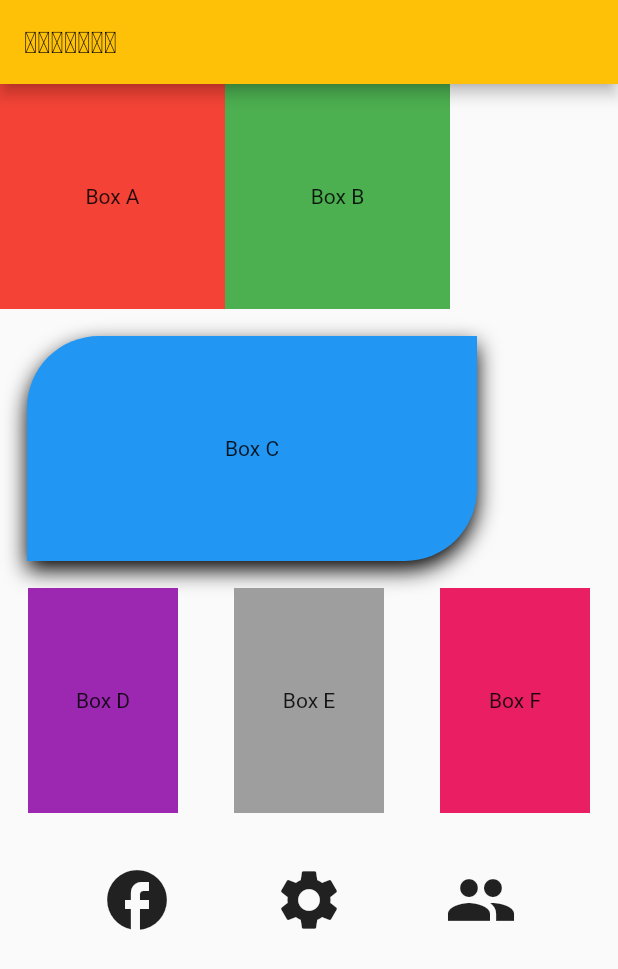
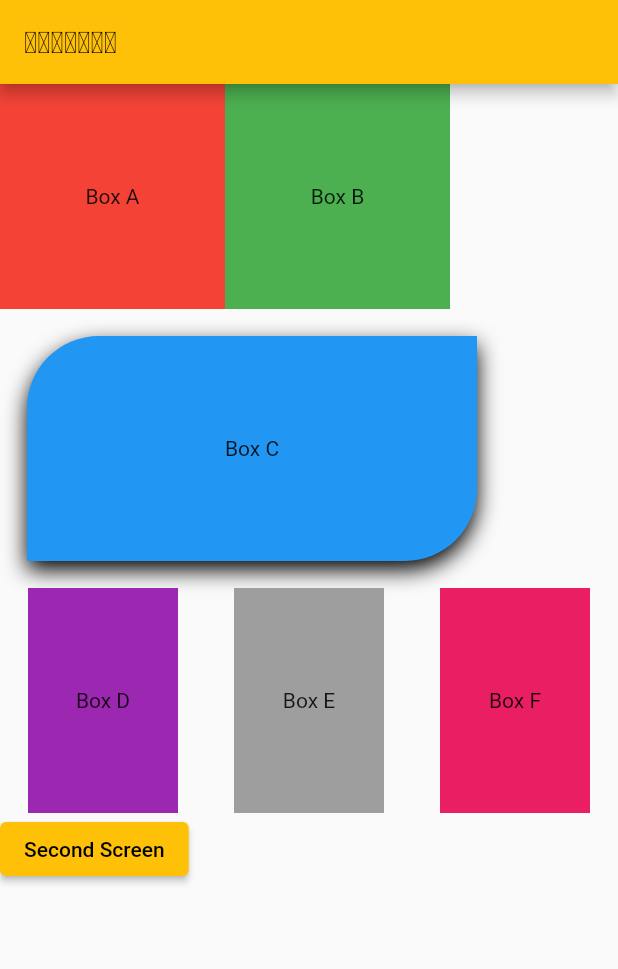
Before and after one commit to saypadith/flutter_class_2nd_semester_2022, a Flutter app: the screen it shows after launch, on a phone screen of 412 x 824 dp. Shown: the top 969 px of the screen. Run offline on Flutter 3.47's test engine with Material 2 defaults, Android fonts, the phone set to English and light mode, and no system bars.

```diff
--- a/lib/home_screen.dart
+++ b/lib/home_screen.dart
@@ -1,6 +1,7 @@
 import 'package:flutter/material.dart';
 import 'package:flutter/src/widgets/framework.dart';
 import 'package:flutter/src/widgets/placeholder.dart';
+import 'package:flutter_ceit/screens/second_screen.dart';
 
 class HomeScreen extends StatelessWidget {
   const HomeScreen({super.key});
@@ -85,20 +86,31 @@ class HomeScreen extends StatelessWidget {
               ),
             ],
           ),
-          SizedBox(
-            height: 34,
-          ),
-          Container(
-            margin: EdgeInsets.only(left: 34, right: 34),
-            // color: Colors.amber,
-            child: Row(
-              mainAxisAlignment: MainAxisAlignment.spaceAround,
-              children: [
-                Icon(Icons.facebook, size: 48),
-                Icon(Icons.settings, size: 48),
-                Icon(Icons.people, size: 48)
-              ],
-            ),
+          // SizedBox(
+          //   height: 34,
+          // ),
+          // Container(
+          //   margin: EdgeInsets.only(left: 34, right: 34),
+          //   // color: Colors.amber,
+          //   child: Row(
+          //     mainAxisAlignment: MainAxisAlignment.spaceAround,
+          //     children: [
+          //       Icon(Icons.facebook, size: 48),
+          //       Icon(Icons.settings, size: 48),
+          //       Icon(Icons.people, size: 48)
+          //     ],
+          //   ),
+          // ),
+          ElevatedButton(
+            onPressed: () {
+              Navigator.push(
+                context,
+                MaterialPageRoute(
+                  builder: (context) => SecondScreen(),
+                ),
+              );
+            },
+            child: const Text("Second Screen"),
           )
         ],
       ),
```
Also changed, not shown: lib/screens/second_screen.dart (added, +38 -0 lines).
